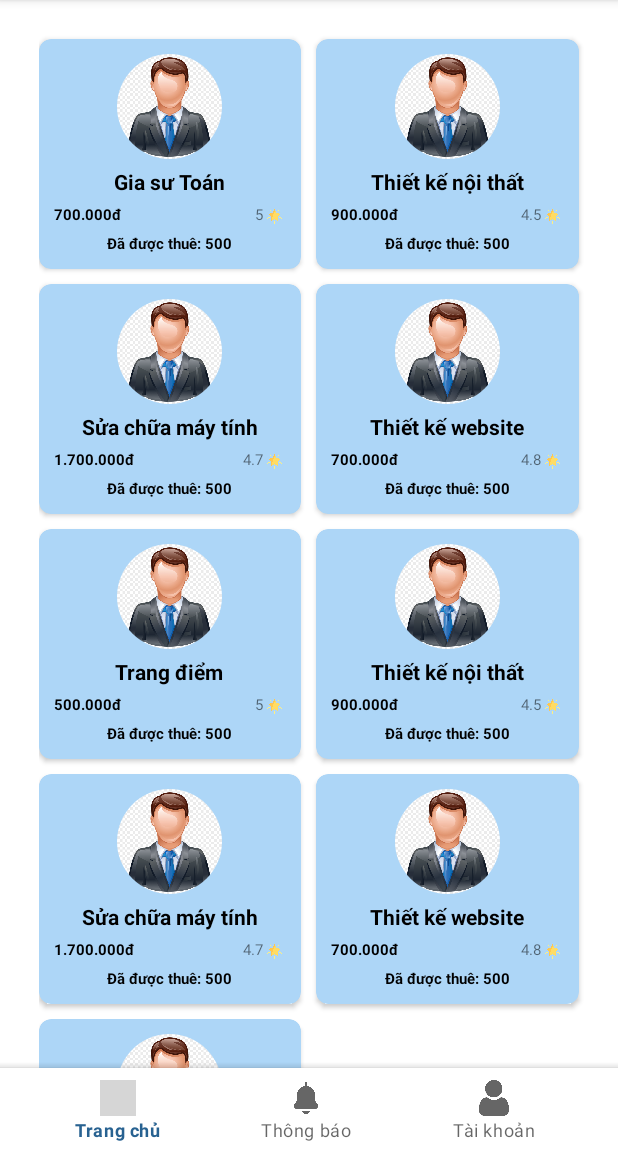
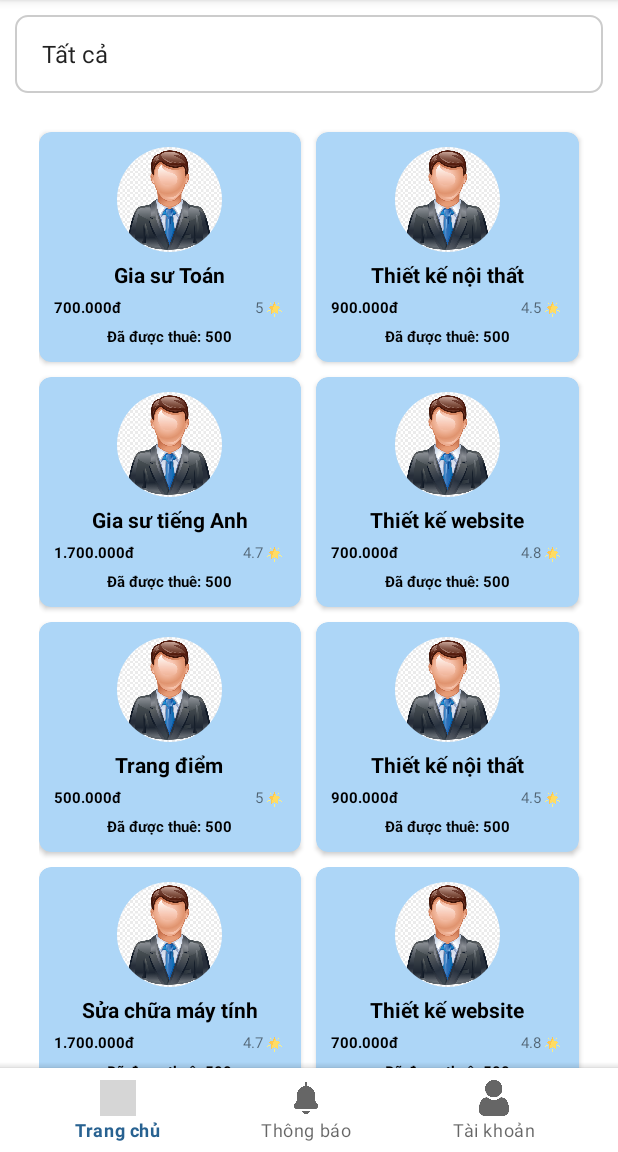
Before and after one commit to Duynguyen162/Freelancer_Connect, an Android app: the HomeFragment screen opened directly, with no data from a screen before it, on a phone screen of 412 x 824 dp, the part 84-1236 px from its top. Run offline under Robolectric (Android 15) with nearby library versions, the phone set to English and light mode, and no system bars; our stand-ins replace CircleImageView; grey boxes are pictures that could not be loaded.

Commit message:
Thêm chức năng lọc nhà cung cấp theo danh mục

```diff
--- a/app/src/main/AndroidManifest.xml
+++ b/app/src/main/AndroidManifest.xml
@@ -12,12 +12,16 @@
         android:supportsRtl="true"
         android:theme="@style/Theme.Freelancer_connect">
         <activity
+            android:name=".home_page.SearchProviderActivity"
+            android:exported="false" />
+        <activity
             android:name=".user.ManageServiceActivity"
             android:exported="false" />
         <activity
             android:name=".user.EditUserActivity"
             android:exported="false" />
         <activity
+            android:theme="@style/Theme.YourApp.NoActionBar"
             android:name=".provider.ProviderDetailInfo"
             android:exported="false" />
         <activity
--- a/app/src/main/java/com/example/freelancer_connect/home_page/HomeFragment.java
+++ b/app/src/main/java/com/example/freelancer_connect/home_page/HomeFragment.java
@@ -12,6 +12,9 @@ import android.view.MenuInflater;
 import android.view.MenuItem;
 import android.view.View;
 import android.view.ViewGroup;
+import android.widget.AdapterView;
+import android.widget.ArrayAdapter;
+import android.widget.Spinner;
 
 import androidx.annotation.NonNull;
 import androidx.annotation.Nullable;
@@ -34,6 +37,7 @@ public class HomeFragment extends Fragment implements MenuProvider {
     private RecyclerView homeRecyclerView;
     private ProviderAdapter providerAdapter;
     private SearchView searchView;
+    private Spinner categorySpinner;
 
 
 
@@ -56,14 +60,48 @@ public class HomeFragment extends Fragment implements MenuProvider {
             }
         });
         homeRecyclerView.setAdapter(providerAdapter);
+        categorySpinner = rootView.findViewById(R.id.spinner_provider_category);
+        String categories[]  = {"Tất cả", "Gia sư", "Sửa chữa"};
+        categorySpinner.setAdapter(new ArrayAdapter<String>(getContext(), android.R.layout.simple_list_item_1, categories));
         return rootView;
+    }
+
+    @Override
+    public void onViewCreated(@NonNull View view, @Nullable Bundle savedInstanceState) {
+        super.onViewCreated(view, savedInstanceState);
+        categorySpinner.setOnItemSelectedListener(new AdapterView.OnItemSelectedListener() {
+            @Override
+            public void onItemSelected(AdapterView<?> parent, View view, int position, long id) {
+                String selectedItem = parent.getItemAtPosition(position).toString();
+                if (selectedItem.equals("Tất cả")) {
+                    providerAdapter.setFilteredList(providerAdapter.getOriginalList());
+                    providerAdapter.setFinalFilteredList(providerAdapter.getFilteredList());
+                    providerAdapter.notifyDataSetChanged();
+                } else {
+                    List<Provider> newList = new ArrayList<>();
+                    for (Provider provider : providerAdapter.getOriginalList()) {
+                        if (provider.getTilte().toLowerCase().contains(selectedItem.toLowerCase())) {
+                            newList.add(provider);
+                        }
+                    }
+                    providerAdapter.setFilteredList(newList);
+                    providerAdapter.setFinalFilteredList(providerAdapter.getFilteredList());
+                    providerAdapter.notifyDataSetChanged();
+                }
+            }
+
+            @Override
+            public void onNothingSelected(AdapterView<?> parent) {
+
+            }
+        });
     }
 
     private List<Provider> getListProvider() {
         List<Provider> list = new ArrayList();
         list.add(new Provider(R.drawable.img_user, "Gia sư Toán", "700.000đ", "Đã được thuê: 500", "5"));
         list.add(new Provider(R.drawable.img_user, "Thiết kế nội thất", "900.000đ", "Đã được thuê: 500", "4.5"));
-        list.add(new Provider(R.drawable.img_user, "Sửa chữa máy tính", "1.700.000đ", "Đã được thuê: 500", "4.7"));
+        list.add(new Provider(R.drawable.img_user, "Gia sư tiếng Anh", "1.700.000đ", "Đã được thuê: 500", "4.7"));
         list.add(new Provider(R.drawable.img_user, "Thiết kế website", "700.000đ", "Đã được thuê: 500", "4.8"));
         list.add(new Provider(R.drawable.img_user, "Trang điểm", "500.000đ", "Đã được thuê: 500", "5"));
 
--- a/app/src/main/java/com/example/freelancer_connect/provider/ProviderAdapter.java
+++ b/app/src/main/java/com/example/freelancer_connect/provider/ProviderAdapter.java
@@ -18,16 +18,42 @@ import java.util.ArrayList;
 import java.util.List;
 
 public class ProviderAdapter extends RecyclerView.Adapter<ProviderAdapter.ProviderViewHolder> implements Filterable{
-    private List<Provider> mListProvider;
-    private List<Provider> mListProviderOld;
+    private List<Provider> originalList;
+    private List<Provider> filteredList;
+    private List<Provider> finalFilteredList;
     private IClickItemProviderListener iClickItemProviderListener;
 
-    public ProviderAdapter(List<Provider> mListProvider, IClickItemProviderListener iClickItemProviderListener) {
-        this.mListProvider = mListProvider;
-        this.mListProviderOld = mListProvider;
+    public ProviderAdapter(List<Provider> originalList, IClickItemProviderListener iClickItemProviderListener) {
+        this.originalList = originalList;
+        filteredList = originalList;
+        finalFilteredList = originalList;
         this.iClickItemProviderListener = iClickItemProviderListener;
     }
 
+
+    public List<Provider> getFinalFilteredList() {
+        return finalFilteredList;
+    }
+
+    public void setFinalFilteredList(List<Provider> finalFilteredList) {
+        this.finalFilteredList = finalFilteredList;
+    }
+
+    public List<Provider> getOriginalList() {
+        return originalList;
+    }
+
+    public void setOriginalList(List<Provider> originalList) {
+        this.originalList = originalList;
+    }
+
+    public List<Provider> getFilteredList() {
+        return filteredList;
+    }
+
+    public void setFilteredList(List<Provider> filteredList) {
+        this.filteredList = filteredList;
+    }
 
     @NonNull
     @Override
@@ -38,7 +64,7 @@ public class ProviderAdapter extends RecyclerView.Adapter<ProviderAdapter.Provid
 
     @Override
     public void onBindViewHolder(@NonNull ProviderViewHolder holder, int position) {
-        final Provider provider = mListProvider.get(position);
+        final Provider provider = finalFilteredList.get(position);
         if (provider == null) {
             return;
         }
@@ -57,8 +83,8 @@ public class ProviderAdapter extends RecyclerView.Adapter<ProviderAdapter.Provid
 
     @Override
     public int getItemCount() {
-        if (mListProvider != null) {
-            return mListProvider.size();
+        if (finalFilteredList != null) {
+            return finalFilteredList.size();
         }
         return 0;
     }
@@ -71,26 +97,26 @@ public class ProviderAdapter extends RecyclerView.Adapter<ProviderAdapter.Provid
             protected FilterResults performFiltering(CharSequence constraint) {
                 String strSearch = constraint.toString();
                 if (strSearch.isEmpty()) {
-                    mListProvider = mListProviderOld;
+                    finalFilteredList = filteredList;
                 } else {
-                    List<Provider> list= new ArrayList<>();
-                    for (Provider provider : mListProviderOld) {
+                    List<Provider> newList = new ArrayList<>();
+                    for (Provider provider : filteredList) {
                         if (provider.getTilte().toLowerCase().contains(strSearch.toLowerCase())) {
-                            list.add(provider);
+                            newList.add(provider);
                         }
                     }
-                    mListProvider = list;
+                    finalFilteredList = newList;
                 }
 
                 FilterResults filterResults = new FilterResults();
-                filterResults.values = mListProvider;
+                filterResults.values = finalFilteredList;
 
                 return filterResults;
             }
 
             @Override
             protected void publishResults(CharSequence constraint, FilterResults results) {
-                mListProvider = (List<Provider>) results.values;
+                finalFilteredList = (List<Provider>) results.values;
                 notifyDataSetChanged();
             }
         };
--- /dev/null
+++ b/app/src/main/res/drawable/custom_spinner.xml
@@ -0,0 +1,19 @@
+<?xml version="1.0" encoding="utf-8"?>
+<shape xmlns:android="http://schemas.android.com/apk/res/android"
+    android:shape="rectangle">
+
+    <solid android:color="#FFFFFF" />
+
+    <stroke
+        android:width="1dp"
+        android:color="#CCCCCC" />
+
+    <corners android:radius="8dp" />
+
+    <padding
+        android:left="12dp"
+        android:top="12dp"
+        android:right="12dp"
+        android:bottom="12dp" />
+
+</shape>
--- a/app/src/main/res/layout/fragment_home.xml
+++ b/app/src/main/res/layout/fragment_home.xml
@@ -7,6 +7,16 @@
     android:backgroundTint="#03A9F4"
     tools:context=".HomeFragment">
 
+    <Spinner
+        android:id="@+id/spinner_provider_category"
+        android:layout_width="match_parent"
+        android:layout_height="wrap_content"
+        android:padding="2dp"
+        android:layout_marginTop="10dp"
+        android:layout_marginStart="10dp"
+        android:layout_marginEnd="10dp"
+        android:background="@drawable/custom_spinner"
+        android:dropDownVerticalOffset="52dp"/>
 
     <!-- TODO: Update blank fragment layout -->
     <androidx.recyclerview.widget.RecyclerView
@@ -15,6 +25,7 @@
         android:layout_height="wrap_content"
         android:layout_marginStart="10dp"
         android:layout_marginBottom="10dp"
-        android:padding="16dp"/>
+        android:padding="16dp"
+        android:layout_below="@+id/spinner_provider_category"/>
 
 </RelativeLayout>
```
